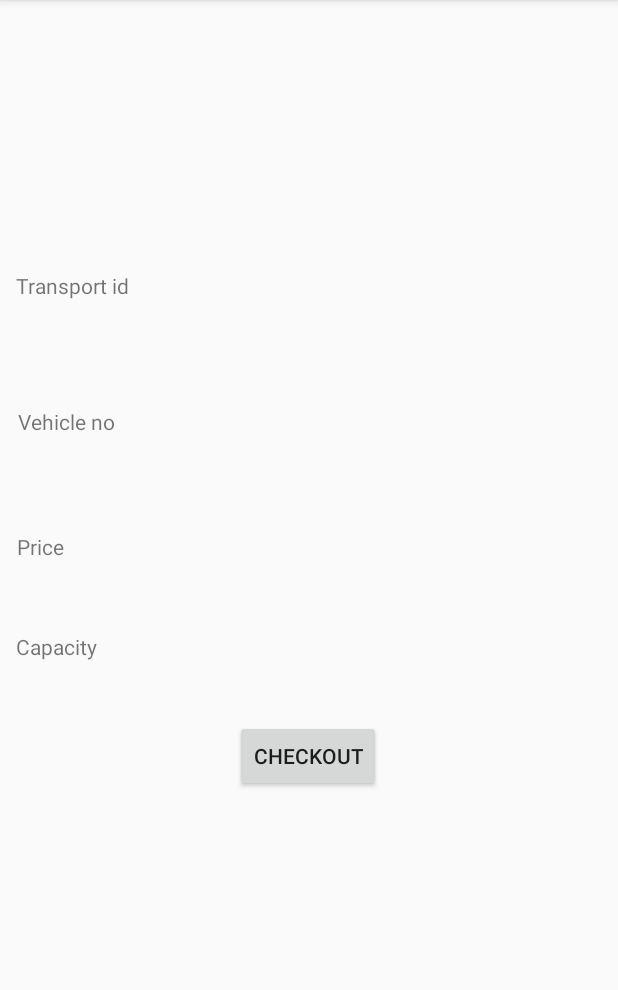
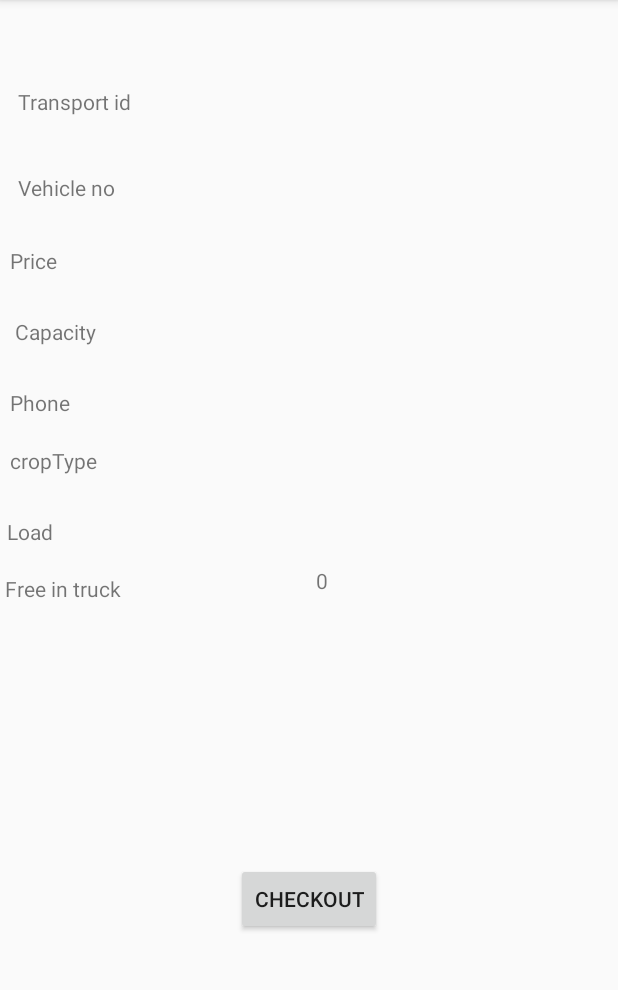
Before and after one commit to kmitProject111/MajorProject, an Android app: the FarmerCheckout screen opened directly, with no data from a screen before it, on a phone screen of 412 x 824 dp, the part 84-1074 px from its top. Run offline under Robolectric (Android 15) with nearby library versions, the phone set to English and light mode, and no system bars; our stand-ins replace navigation-ui; libraries missing offline, so code that uses them is left out: com.parse; 1 statement that could not run was skipped.

Commit message:
added main logic

```diff
--- a/app/src/main/AndroidManifest.xml
+++ b/app/src/main/AndroidManifest.xml
@@ -13,7 +13,8 @@
         android:roundIcon="@mipmap/ic_launcher_round"
         android:supportsRtl="true"
         android:theme="@style/AppTheme">
-        <activity android:name=".FarmerCheckout"></activity>
+        <activity android:name=".FarmerBookTrans"></activity>
+        <activity android:name=".FarmerCheckout" />
         <activity android:name=".AddCropDetails" />
         <activity android:name=".FarmerBook" />
         <activity android:name=".ui.home.TransportAddVehicle" />
--- a/app/src/main/java/com/sih/majorproject/AddCropDetails.java
+++ b/app/src/main/java/com/sih/majorproject/AddCropDetails.java
@@ -34,6 +34,7 @@ public class AddCropDetails extends AppCompatActivity {
                 vehicle.put("cropType",crop.getText().toString());
                 vehicle.put("load", load.getText().toString());
                 vehicle.put("crop_id",phone);
+                vehicle.put("idcc",phone+crop.getText().toString()+load.getText().toString());
                 vehicle.saveInBackground(new SaveCallback() {
                     @Override
                     public void done(ParseException e) {
--- a/app/src/main/java/com/sih/majorproject/FarmerCheckout.java
+++ b/app/src/main/java/com/sih/majorproject/FarmerCheckout.java
@@ -2,9 +2,21 @@ package com.sih.majorproject;
 
 import android.content.Intent;
 import android.os.Bundle;
+import android.view.View;
+import android.widget.Button;
 import android.widget.TextView;
+import android.widget.Toast;
 
 import androidx.appcompat.app.AppCompatActivity;
+
+import com.parse.FindCallback;
+import com.parse.GetCallback;
+import com.parse.ParseException;
+import com.parse.ParseObject;
+import com.parse.ParseQuery;
+import com.parse.SaveCallback;
+
+import java.util.List;
 
 public class FarmerCheckout extends AppCompatActivity {
 
@@ -15,13 +27,21 @@ public class FarmerCheckout extends AppCompatActivity {
     String t_id;
     String v_no;
     String cap;
+    String phone;
 String pri;
+String ctype;
+String ld;
+String c_id;
     TextView tid;
     TextView capacity ;
     TextView vno ;
     TextView price;
-
-
+    TextView pho;
+    TextView cropType;
+    TextView load;
+    TextView cid;
+    TextView space;
+int s;
     @Override
     protected void onCreate(Bundle savedInstanceState) {
         super.onCreate(savedInstanceState);
@@ -30,19 +50,115 @@ String pri;
          capacity=findViewById(R.id.capacity_checkout) ;
          vno =findViewById(R.id.vehicle_no_checkout);
          price=findViewById(R.id.price_checkout);
+         pho =findViewById(R.id.phone_checkout);
+         space=findViewById(R.id.space_checkout);
+         cropType=findViewById(R.id.cropType_checkout);
+         load=findViewById(R.id.load_checkout);
         Intent intent = getIntent();
+ctype=intent.getStringExtra("cropType");
+ld=intent.getStringExtra("load");
+c_id= intent.getStringExtra("crop_id");
 
-        id=intent.getStringExtra("id");
-       pos= intent.getStringExtra("pos");
+       // id=intent.getStringExtra("id");
+      // pos= intent.getStringExtra("pos");
          t_id=intent.getStringExtra("t_id");
          v_no = intent.getStringExtra("v_no");
          cap=intent.getStringExtra("capacity");
             pri=intent.getStringExtra("price");
-
+FarmerHome fh=new FarmerHome();
+phone = fh.getPhone();
          tid.setText(t_id);
          vno.setText(v_no);
          capacity.setText(cap);
          price.setText(pri);
+         pho.setText(phone);
+         cropType.setText(ctype);
+         load.setText(ld);
+s=Integer.parseInt(cap)-Integer.parseInt(ld);
+space.setText(s+"");
+
+        final Button ckout =findViewById(R.id.checkout);
+        ckout.setOnClickListener(new View.OnClickListener() {
+            @Override
+            public void onClick(View v) {
+                ParseObject bookings = new ParseObject("Bookings");
+                 bookings.put("transport_id",t_id);
+                bookings.put("capacity",cap);
+                bookings.put("load",ld);
+                bookings.put("free",s+"");
+                bookings.put("vehicle_no",v_no);
+                bookings.put("price",pri);
+                bookings.put("farmer_id",phone);
+                bookings.put("cropType",ctype);
+                //bookings.put("",phone);
+
+                bookings.saveInBackground(new SaveCallback() {
+                    @Override
+                    public void done(ParseException e) {
+                        if (e == null) {
+                            // System.out.println("success");
+                            Toast.makeText(getApplicationContext(), "Booking successful", Toast.LENGTH_LONG).show();
+                        } else {
+                            Toast.makeText(
+                                    getApplicationContext(),
+                                    e.getMessage(),
+                                    Toast.LENGTH_LONG
+                            ).show();
+                        }
+                    }
+                });
+
+
+                if(s<=0){
+//                    ParseQuery<ParseObject> query = ParseQuery.getQuery("Vehicle");
+//                    query.whereEqualTo("vehicle_no",v_no);
+//                    query.getFirstInBackground( new GetCallback<ParseObject>() {
+//                        public void done(ParseObject object, ParseException e) {
+//                            if (e == null) {
+//                                object.put("active","no");
+//                                object.saveInBackground();
+//                            } else {
+//                                // Failed
+//                                Toast.makeText(
+//                                        getApplicationContext(),
+//                                        e.getMessage(),
+//                                        Toast.LENGTH_LONG
+//                                ).show();
+//                            }
+//                        }
+//                    });
+
+String idcc=phone+ctype+ld;
+                    ParseQuery<ParseObject> query = ParseQuery.getQuery("Crop");
+                    query.whereEqualTo("idcc",idcc);
+                    query.getFirstInBackground( new GetCallback<ParseObject>() {
+                        public void done(ParseObject object, ParseException e) {
+                            if (e == null) {
+                                object.put("load",s*-1+"");
+                                object.put("idcc",phone+ctype+(s*-1+""));
+                                object.saveInBackground();
+                            } else {
+                                // Failed
+                                Toast.makeText(
+                                        getApplicationContext(),
+                                        e.getMessage(),
+                                        Toast.LENGTH_LONG
+                                ).show();
+                            }
+                        }
+                    });
+
+
+
+                }else{
+
+
+
+                }
+
+
+            }
+        });
 
 
     }
--- a/app/src/main/res/layout/activity_farmer_book.xml
+++ b/app/src/main/res/layout/activity_farmer_book.xml
@@ -7,7 +7,7 @@
     tools:context=".FarmerBook">
 
     <ListView
-        android:id="@+id/list_vehicle_f"
+        android:id="@+id/list_crop_f"
         android:layout_width="wrap_content"
         android:layout_height="wrap_content"
         app:layout_constraintBottom_toBottomOf="parent"
--- a/app/src/main/res/layout/activity_farmer_checkout.xml
+++ b/app/src/main/res/layout/activity_farmer_checkout.xml
@@ -13,10 +13,10 @@
         android:text="Transport id"
         app:layout_constraintBottom_toBottomOf="parent"
         app:layout_constraintEnd_toEndOf="parent"
-        app:layout_constraintHorizontal_bias="0.045"
+        app:layout_constraintHorizontal_bias="0.051"
         app:layout_constraintStart_toStartOf="parent"
         app:layout_constraintTop_toTopOf="parent"
-        app:layout_constraintVertical_bias="0.242" />
+        app:layout_constraintVertical_bias="0.078" />
 
     <TextView
         android:id="@+id/transport_id_checkout"
@@ -24,10 +24,10 @@
         android:layout_height="22dp"
         app:layout_constraintBottom_toBottomOf="parent"
         app:layout_constraintEnd_toEndOf="parent"
-        app:layout_constraintHorizontal_bias="0.954"
+        app:layout_constraintHorizontal_bias="0.943"
         app:layout_constraintStart_toStartOf="parent"
         app:layout_constraintTop_toTopOf="parent"
-        app:layout_constraintVertical_bias="0.242" />
+        app:layout_constraintVertical_bias="0.078" />
 
     <TextView
         android:id="@+id/textView12"
@@ -36,10 +36,10 @@
         android:text="Vehicle no"
         app:layout_constraintBottom_toBottomOf="parent"
         app:layout_constraintEnd_toEndOf="parent"
-        app:layout_constraintHorizontal_bias="0.05"
+        app:layout_constraintHorizontal_bias="0.051"
         app:layout_constraintStart_toStartOf="parent"
         app:layout_constraintTop_toTopOf="parent"
-        app:layout_constraintVertical_bias="0.364" />
+        app:layout_constraintVertical_bias="0.155" />
 
     <TextView
         android:id="@+id/vehicle_no_checkout"
@@ -47,10 +47,10 @@
         android:layout_height="19dp"
         app:layout_constraintBottom_toBottomOf="parent"
         app:layout_constraintEnd_toEndOf="parent"
-        app:layout_constraintHorizontal_bias="0.952"
+        app:layout_constraintHorizontal_bias="0.931"
         app:layout_constraintStart_toStartOf="parent"
         app:layout_constraintTop_toTopOf="parent"
-        app:layout_constraintVertical_bias="0.365" />
+        app:layout_constraintVertical_bias="0.154" />
 
     <TextView
         android:id="@+id/textView14"
@@ -59,10 +59,10 @@
         android:text="Price"
         app:layout_constraintBottom_toBottomOf="parent"
         app:layout_constraintEnd_toEndOf="parent"
-        app:layout_constraintHorizontal_bias="0.047"
+        app:layout_constraintHorizontal_bias="0.029"
         app:layout_constraintStart_toStartOf="parent"
         app:layout_constraintTop_toTopOf="parent"
-        app:layout_constraintVertical_bias="0.475" />
+        app:layout_constraintVertical_bias="0.22" />
 
     <TextView
         android:id="@+id/price_checkout"
@@ -70,22 +70,21 @@
         android:layout_height="19dp"
         app:layout_constraintBottom_toBottomOf="parent"
         app:layout_constraintEnd_toEndOf="parent"
-        app:layout_constraintHorizontal_bias="0.965"
+        app:layout_constraintHorizontal_bias="0.943"
         app:layout_constraintStart_toStartOf="parent"
         app:layout_constraintTop_toTopOf="parent"
-        app:layout_constraintVertical_bias="0.477" />
+        app:layout_constraintVertical_bias="0.219" />
 
     <Button
-        android:id="@+id/button2"
+        android:id="@+id/checkout"
         android:layout_width="wrap_content"
         android:layout_height="wrap_content"
         android:text="Checkout"
         app:layout_constraintBottom_toBottomOf="parent"
         app:layout_constraintEnd_toEndOf="parent"
-        app:layout_constraintHorizontal_bias="0.498"
         app:layout_constraintStart_toStartOf="parent"
         app:layout_constraintTop_toTopOf="parent"
-        app:layout_constraintVertical_bias="0.667" />
+        app:layout_constraintVertical_bias="0.799" />
 
     <TextView
         android:id="@+id/capacity_checkout"
@@ -96,7 +95,7 @@
         app:layout_constraintHorizontal_bias="1.0"
         app:layout_constraintStart_toStartOf="parent"
         app:layout_constraintTop_toTopOf="parent"
-        app:layout_constraintVertical_bias="0.561" />
+        app:layout_constraintVertical_bias="0.283" />
 
     <TextView
         android:id="@+id/textView17"
@@ -105,8 +104,100 @@
         android:text="Capacity"
         app:layout_constraintBottom_toBottomOf="parent"
         app:layout_constraintEnd_toEndOf="@+id/price_checkout"
-        app:layout_constraintHorizontal_bias="0.046"
+        app:layout_constraintHorizontal_bias="0.044"
         app:layout_constraintStart_toStartOf="parent"
         app:layout_constraintTop_toTopOf="parent"
-        app:layout_constraintVertical_bias="0.563" />
+        app:layout_constraintVertical_bias="0.282" />
+
+    <TextView
+        android:id="@+id/phone"
+        android:layout_width="176dp"
+        android:layout_height="18dp"
+        android:text="Phone"
+        app:layout_constraintBottom_toBottomOf="parent"
+        app:layout_constraintEnd_toEndOf="parent"
+        app:layout_constraintHorizontal_bias="0.029"
+        app:layout_constraintStart_toStartOf="parent"
+        app:layout_constraintTop_toTopOf="parent"
+        app:layout_constraintVertical_bias="0.345" />
+
+    <TextView
+        android:id="@+id/phone_checkout"
+        android:layout_width="202dp"
+        android:layout_height="18dp"
+        app:layout_constraintBottom_toBottomOf="parent"
+        app:layout_constraintEnd_toEndOf="parent"
+        app:layout_constraintHorizontal_bias="1.0"
+        app:layout_constraintStart_toStartOf="parent"
+        app:layout_constraintTop_toTopOf="parent"
+        app:layout_constraintVertical_bias="0.345" />
+
+    <TextView
+        android:id="@+id/textView2"
+        android:layout_width="175dp"
+        android:layout_height="19dp"
+        android:text="cropType"
+        app:layout_constraintBottom_toBottomOf="parent"
+        app:layout_constraintEnd_toEndOf="parent"
+        app:layout_constraintHorizontal_bias="0.028"
+        app:layout_constraintStart_toStartOf="parent"
+        app:layout_constraintTop_toTopOf="parent"
+        app:layout_constraintVertical_bias="0.397" />
+
+    <TextView
+        android:id="@+id/cropType_checkout"
+        android:layout_width="200dp"
+        android:layout_height="24dp"
+        app:layout_constraintBottom_toBottomOf="parent"
+        app:layout_constraintEnd_toEndOf="parent"
+        app:layout_constraintHorizontal_bias="1.0"
+        app:layout_constraintStart_toStartOf="parent"
+        app:layout_constraintTop_toTopOf="parent"
+        app:layout_constraintVertical_bias="0.4" />
+
+    <TextView
+        android:id="@+id/textView4"
+        android:layout_width="172dp"
+        android:layout_height="21dp"
+        android:text="Load"
+        app:layout_constraintBottom_toBottomOf="parent"
+        app:layout_constraintEnd_toEndOf="parent"
+        app:layout_constraintHorizontal_bias="0.019"
+        app:layout_constraintStart_toStartOf="parent"
+        app:layout_constraintTop_toTopOf="parent"
+        app:layout_constraintVertical_bias="0.462" />
+
+    <TextView
+        android:id="@+id/load_checkout"
+        android:layout_width="188dp"
+        android:layout_height="22dp"
+        app:layout_constraintBottom_toBottomOf="parent"
+        app:layout_constraintEnd_toEndOf="parent"
+        app:layout_constraintHorizontal_bias="0.941"
+        app:layout_constraintStart_toStartOf="parent"
+        app:layout_constraintTop_toTopOf="parent"
+        app:layout_constraintVertical_bias="0.462" />
+
+    <TextView
+        android:id="@+id/textView6"
+        android:layout_width="172dp"
+        android:layout_height="20dp"
+        android:text="Free in truck"
+        app:layout_constraintBottom_toBottomOf="parent"
+        app:layout_constraintEnd_toEndOf="parent"
+        app:layout_constraintHorizontal_bias="0.014"
+        app:layout_constraintStart_toStartOf="parent"
+        app:layout_constraintTop_toTopOf="parent"
+        app:layout_constraintVertical_bias="0.512" />
+
+    <TextView
+        android:id="@+id/space_checkout"
+        android:layout_width="188dp"
+        android:layout_height="24dp"
+        app:layout_constraintBottom_toBottomOf="parent"
+        app:layout_constraintEnd_toEndOf="parent"
+        app:layout_constraintHorizontal_bias="0.94"
+        app:layout_constraintStart_toStartOf="@+id/textView6"
+        app:layout_constraintTop_toTopOf="parent"
+        app:layout_constraintVertical_bias="0.507" />
 </androidx.constraintlayout.widget.ConstraintLayout>
```
Also changed, not shown: app/src/main/java/com/sih/majorproject/Crop.java (added, +32 -0 lines), app/src/main/java/com/sih/majorproject/FarmerBook.java (+27 -25 lines), app/src/main/java/com/sih/majorproject/FarmerBookTrans.java (added, +93 -0 lines), app/src/main/res/layout/activity_farmer_book_trans.xml (added, +19 -0 lines).
